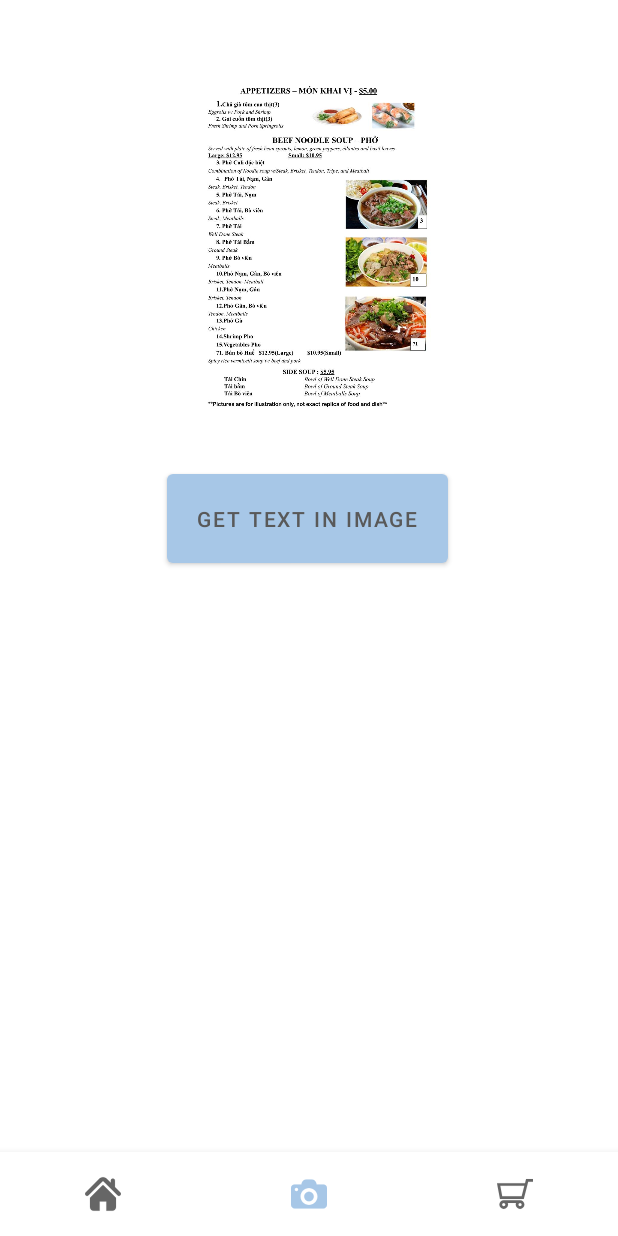
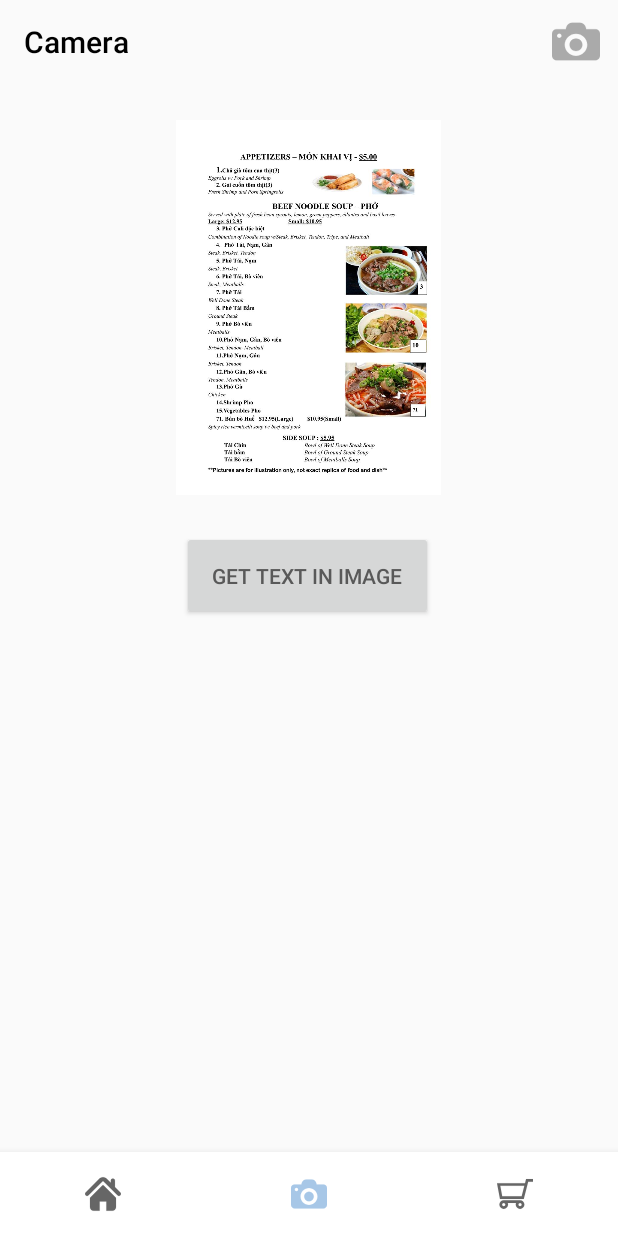
Before and after one commit to VinaGang/Seefood, an Android app: the screen it shows after launch once a user with an empty profile is signed in (MainActivity), item 2 of the bottom bar chosen, on a phone screen of 412 x 824 dp. Run offline under Robolectric (Android 15) with nearby library versions, the phone set to English and light mode, and no system bars; our stand-ins replace Firebase (no records; nobody signed in at launch, a user with empty details on screens opened directly); libraries missing offline, so code that uses them is left out: com.google.mlkit.vision; pictures from the network do not load; Roboto replaces fonts that are not available here; 1 statement that could not run was skipped.

Commit message:
integrating camera

```diff
--- a/app/src/main/java/com/example/seefood/fragments/CameraFragment.java
+++ b/app/src/main/java/com/example/seefood/fragments/CameraFragment.java
@@ -1,16 +1,31 @@
 package com.example.seefood.fragments;
 
+import static android.app.Activity.RESULT_OK;
+
+import android.app.Activity;
+import android.content.ActivityNotFoundException;
+import android.content.Intent;
 import android.graphics.Bitmap;
+import android.graphics.BitmapFactory;
 import android.graphics.drawable.BitmapDrawable;
 import android.graphics.drawable.Drawable;
+import android.net.Uri;
 import android.os.Bundle;
 
 import androidx.annotation.NonNull;
 import androidx.annotation.Nullable;
+import androidx.appcompat.app.AppCompatActivity;
+import androidx.appcompat.widget.Toolbar;
+import androidx.core.content.FileProvider;
 import androidx.fragment.app.Fragment;
 
+import android.os.Environment;
+import android.provider.MediaStore;
 import android.util.Log;
 import android.view.LayoutInflater;
+import android.view.Menu;
+import android.view.MenuInflater;
+import android.view.MenuItem;
 import android.view.View;
 import android.view.ViewGroup;
 import android.widget.Button;
@@ -30,10 +45,15 @@ import com.google.mlkit.vision.text.TextRecognition;
 import com.google.mlkit.vision.text.TextRecognizer;
 import com.google.mlkit.vision.text.latin.TextRecognizerOptions;
 
+import java.io.File;
+import java.io.IOException;
+import java.text.SimpleDateFormat;
+import java.util.Date;
+
 
 public class CameraFragment extends Fragment {
 
-    private static final String TAG = "TestActivity";
+    private static final String TAG = "CameraFragment";
 
     //inputImage for ML Kit
     InputImage image;
@@ -41,6 +61,10 @@ public class CameraFragment extends Fragment {
     //textview for result
     TextView tvResultText;
 
+    //image
+    ImageView ivImage;
+
+    File photoFile;
     @Override
     public View onCreateView(LayoutInflater inflater, ViewGroup container,
                              Bundle savedInstanceState) {
@@ -52,7 +76,11 @@ public class CameraFragment extends Fragment {
     @Override
     public void onViewCreated(View view, Bundle savedInstanceState) {
         super.onViewCreated(view, savedInstanceState);
+        setHasOptionsMenu(true);
 
+        //Retrieve Toolbar
+        Toolbar toolbar = view.findViewById(R.id.tbCamera);
+        ((AppCompatActivity) getActivity()).setSupportActionBar(toolbar);
 
         //Retrieve Button
         Button imageBtn = view.findViewById(R.id.imageBtn);
@@ -63,7 +91,7 @@ public class CameraFragment extends Fragment {
         TextRecognizer recognizer = TextRecognition.getClient(TextRecognizerOptions.DEFAULT_OPTIONS);
 
         //create a sample image here
-        ImageView ivSampleImage = view.findViewById(R.id.ivSampleImage);
+        ivImage = view.findViewById(R.id.ivSampleImage);
 
 /*        Glide.with(getContext())
                 .asBitmap()
@@ -80,40 +108,38 @@ public class CameraFragment extends Fragment {
                     }
                 });*/
 
-        imageBtn.setOnClickListener(new View.OnClickListener() {
-            @Override
-            public void onClick(View view) {
-
+        imageBtn.setOnClickListener(v -> {
 
             //grab the bitmap and pass to the InputImage
-                Bitmap bitmap = ((BitmapDrawable) ivSampleImage.getDrawable()).getBitmap();
+            Bitmap bitmap = ((BitmapDrawable) ivImage.getDrawable()).getBitmap();
 
             image = InputImage.fromBitmap(bitmap, 0);
 
             //process the image
             Task<Text> result =
                     recognizer.process(image)
-                                .addOnSuccessListener(new OnSuccessListener<Text>() {
-                                    @Override
-                                    public void onSuccess(Text text) {
+                            .addOnSuccessListener(text -> {
 
-                                        Log.i(TAG, "Firebase ML successfully detected text!");
-
+                                Log.i(TAG, "Firebase ML successfully processed image.");
                                 storeText(text);
 
-                                        for(Text.TextBlock block: text.getTextBlocks()){
-                                            Log.i(TAG, block.getText().toString());
+                            })
+                            .addOnFailureListener(e -> Log.e(TAG, "Unsuccessful"));
+        });
     }
+
+    @Override
+    public void onCreateOptionsMenu(@NonNull Menu menu, @NonNull MenuInflater inflater) {
+        inflater.inflate(R.menu.camera_toolbar_menu, menu);
+        super.onCreateOptionsMenu(menu, inflater);
     }
-                                })
-                                .addOnFailureListener(new OnFailureListener() {
+
     @Override
-                                    public void onFailure(@NonNull Exception e) {
+    public boolean onOptionsItemSelected(@NonNull MenuItem item) {
 
-                                        Log.e(TAG, "Unsuccessful");
-                                    }});
-            }
-        });
+        takePicture();
+
+        return true;
     }
 
     private void storeText(Text text) {
@@ -123,11 +149,56 @@ public class CameraFragment extends Fragment {
 
         //append each block in the StringBuilder
         for(Text.TextBlock block: text.getTextBlocks()){
-            stringBuilder.append(block.getText().toString()).append("\n");
+            stringBuilder.append(block.getText()).append("\n");
         }
 
+        Log.i(TAG, "the text is: " + stringBuilder);
+
+        if(stringBuilder.length() == 0){
+            tvResultText.setText("The image does not have text");
+        }
+        else {
             //set the text to the textview
             tvResultText.setText(stringBuilder.toString());
+        }
+    }
+
+    public void takePicture(){
+
+        Intent intent = new Intent(MediaStore.ACTION_IMAGE_CAPTURE);
+        photoFile = getPhotoFileUri("photo.jpg");
+
+        Uri fileProvider = FileProvider.getUriForFile(getActivity(), "com.example.android.seefood", photoFile);
+        intent.putExtra(MediaStore.EXTRA_OUTPUT, fileProvider);
+
+        if(intent.resolveActivity(getActivity().getPackageManager()) != null){
+
+            Log.i(TAG, "It went here at start");
+            startActivityForResult(intent, 1);
+        }
+
+    }
+
+    private File getPhotoFileUri(String fileName) {
+
+        File mediaStorageDir = new File(getActivity().getExternalFilesDir(Environment.DIRECTORY_PICTURES), "SeeFood");
+        File file = new File(mediaStorageDir.getPath() + File.separator + fileName);
+        return file;
+    }
+
+    @Override
+    public void onActivityResult(int requestCode, int resultCode, @Nullable Intent data) {
+
+        Log.i(TAG, "request code is: " + requestCode);
+        Log.i(TAG, "result code is: " + resultCode);
+
+        if(requestCode == 1 && resultCode == RESULT_OK){
+
+            Log.i(TAG, "It went here");
+            Bitmap imageBitmap = BitmapFactory.decodeFile(photoFile.getAbsolutePath());
+            Glide.with(getContext()).load(imageBitmap).into(ivImage);
 
         }
     }
+
+}
--- a/app/src/main/res/layout/activity_main.xml
+++ b/app/src/main/res/layout/activity_main.xml
@@ -17,8 +17,9 @@
         android:layout_width="match_parent"
         android:layout_height="wrap_content"
         android:layout_alignParentBottom="true"
-        app:menu="@menu/menu_bottom_navigation"
+        android:background="@color/white"
+        android:elevation="20dp"
         app:labelVisibilityMode="unlabeled"
-        android:elevation="20dp"/>
+        app:menu="@menu/menu_bottom_navigation" />
 
 </RelativeLayout>
--- a/app/src/main/res/layout/fragment_camera.xml
+++ b/app/src/main/res/layout/fragment_camera.xml
@@ -11,6 +11,18 @@
         android:layout_width="match_parent"
         android:layout_height="wrap_content"
         tools:context=".fragments.CameraFragment">
+
+        <androidx.appcompat.widget.Toolbar
+            android:id="@+id/tbCamera"
+            android:layout_width="match_parent"
+            android:layout_height="wrap_content"
+            android:minHeight="?attr/actionBarSize"
+            app:layout_constraintEnd_toEndOf="parent"
+            app:layout_constraintStart_toStartOf="parent"
+            app:layout_constraintTop_toTopOf="parent"
+            app:title="Camera"
+            app:titleTextColor="@color/black"
+            app:menu="@menu/camera_toolbar_menu" />
 
         <Button
             android:id="@+id/imageBtn"
@@ -29,11 +41,11 @@
             android:id="@+id/ivSampleImage"
             android:layout_width="250dp"
             android:layout_height="250dp"
-            android:layout_marginTop="36dp"
+            android:layout_marginTop="24dp"
             app:layout_constraintEnd_toEndOf="parent"
             app:layout_constraintHorizontal_bias="0.496"
             app:layout_constraintStart_toStartOf="parent"
-            app:layout_constraintTop_toTopOf="parent"
+            app:layout_constraintTop_toBottomOf="@+id/tbCamera"
             app:srcCompat="@drawable/menu" />
 
         <TextView
--- /dev/null
+++ b/app/src/main/res/menu/camera_toolbar_menu.xml
@@ -0,0 +1,13 @@
+<?xml version="1.0" encoding="utf-8"?>
+<menu xmlns:android="http://schemas.android.com/apk/res/android"
+    xmlns:app="http://schemas.android.com/apk/res-auto">
+
+    <item
+        android:id="@+id/action_camera"
+        android:icon="@drawable/camera_selector"
+        android:title="action_camera"
+        app:showAsAction="always"
+        app:iconTint="@android:color/darker_gray"
+        android:enabled="true"/>
+
+</menu>
--- a/app/src/main/res/values/themes.xml
+++ b/app/src/main/res/values/themes.xml
@@ -1,13 +1,11 @@
 <resources xmlns:tools="http://schemas.android.com/tools">
     <!-- Base application theme. -->
-    <style name="Theme.Seefood" parent="Theme.MaterialComponents.Light.NoActionBar">
+    <style name="Theme.Seefood" parent="Theme.AppCompat.Light.NoActionBar">
         <!-- Primary brand color. -->
         <item name="colorPrimary">#A7C7E7</item>
         <item name="colorPrimaryDark">#88aed0</item>
         <item name="colorOnPrimary">#a7c7e7</item>
         <item name="colorAccent">#92b1b6</item>
-
-
         <!-- Customize your theme here. -->
     </style>
 </resources>
```
Also changed, not shown: app/src/main/AndroidManifest.xml (+17 -0 lines), app/src/main/java/com/example/seefood/classes/Words.java (added, +12 -0 lines), app/src/main/res/xml/fileprovider.xml (added, +11 -0 lines). Lines whose indentation alone changed are shown as unchanged.
